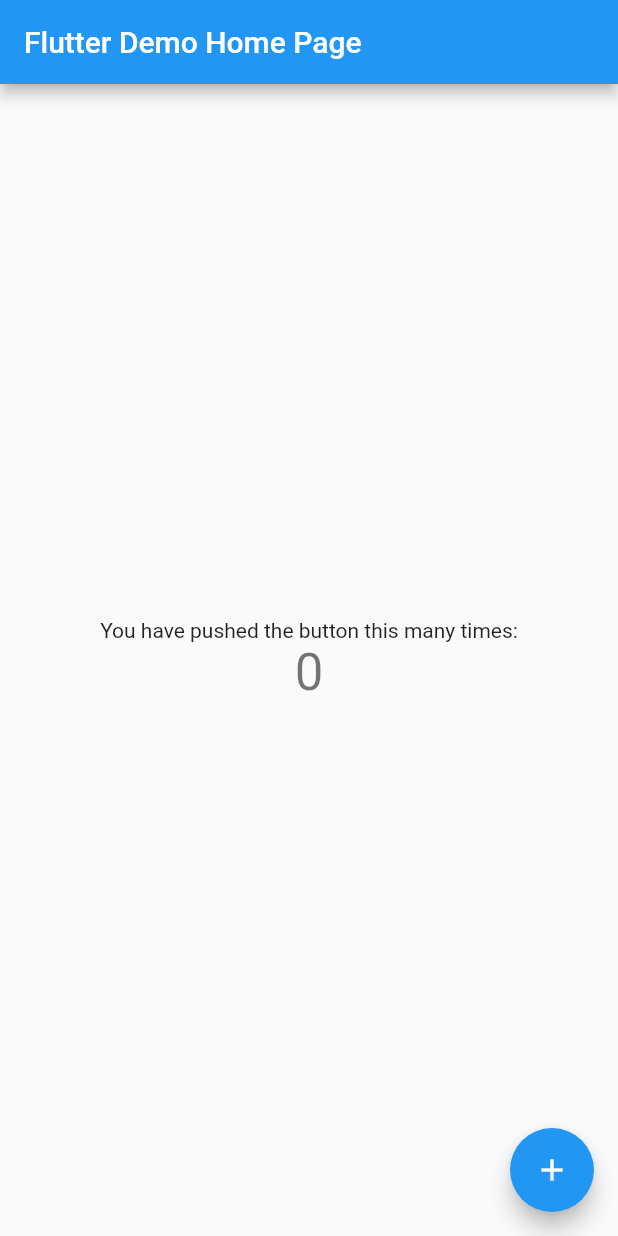
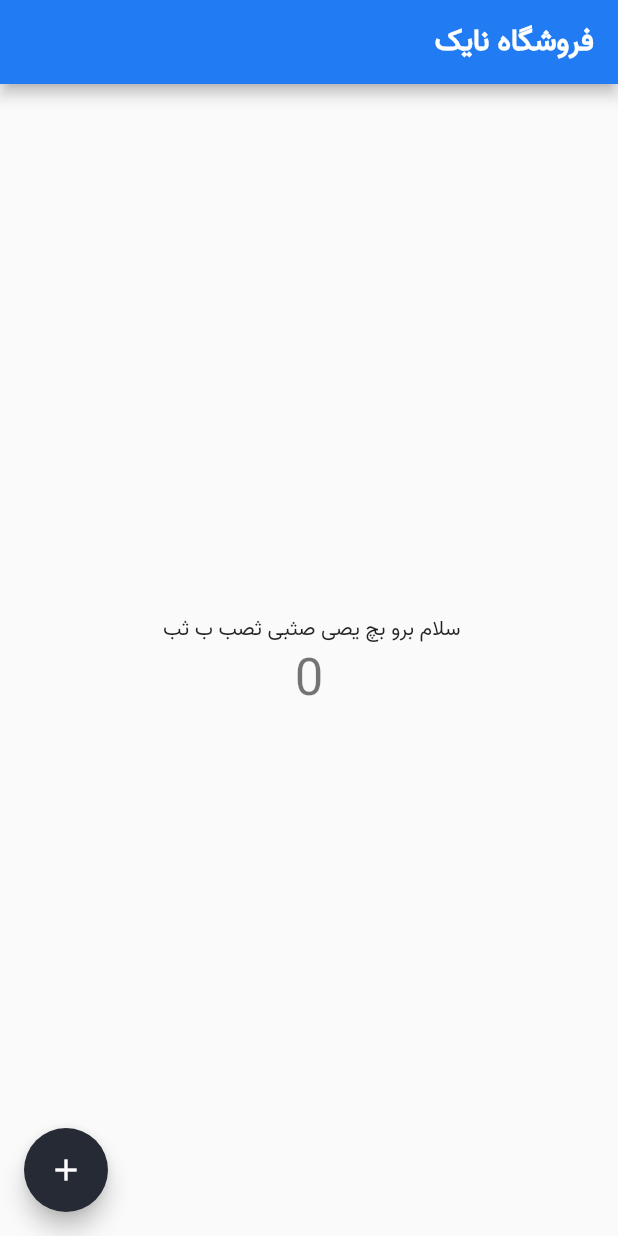
Before and after one commit to seyed-ali-hosseini-nasab/nike_ecommerce, a Flutter app: the screen it shows after launch, on a phone screen of 412 x 824 dp. Run offline on Flutter 3.47's test engine with Material 2 defaults, Android fonts, the phone set to English and light mode, and no system bars.

Commit message:
Add font and theme

```diff
--- a/lib/main.dart
+++ b/lib/main.dart
@@ -1,4 +1,5 @@
 import 'package:flutter/material.dart';
+import 'package:nike_ecommerce/theme.dart';
 
 void main() {
   runApp(const MyApp());
@@ -10,6 +11,7 @@
   // This widget is the root of your application.
   @override
   Widget build(BuildContext context) {
+    const defaultTextStyle = TextStyle(fontFamily: 'Vazir');
     return MaterialApp(
       title: 'Flutter Demo',
       theme: ThemeData(
@@ -22,9 +24,22 @@
         // or simply save your changes to "hot reload" in a Flutter IDE).
         // Notice that the counter didn't reset back to zero; the application
         // is not restarted.
-        primarySwatch: Colors.blue,
+        textTheme: TextTheme(
+          bodyText2: defaultTextStyle,
+          caption: defaultTextStyle.apply(
+              color: LightThemeColors.secondaryTextColor),
+          headline6: defaultTextStyle.copyWith(fontWeight: FontWeight.bold),
+        ),
+        colorScheme: const ColorScheme.light(
+          primary: LightThemeColors.primaryColor,
+          secondary: LightThemeColors.secondaryColor,
+          onSecondary: Colors.white,
+        ),
       ),
-      home: const MyHomePage(title: 'Flutter Demo Home Page'),
+      home: const Directionality(
+        textDirection: TextDirection.rtl,
+        child: MyHomePage(title: 'فروشگاه نایک'),
+      ),
     );
   }
 }
@@ -96,7 +111,7 @@
           mainAxisAlignment: MainAxisAlignment.center,
           children: <Widget>[
             const Text(
-              'You have pushed the button this many times:',
+              'سلام برو بچ یصی صثبی ثصب ب ثب ',
             ),
             Text(
               '$_counter',
--- /dev/null
+++ b/lib/theme.dart
@@ -0,0 +1,8 @@
+import 'dart:ui';
+
+class LightThemeColors{
+  static const primaryColor = Color(0xff217cf3);
+  static const secondaryColor = Color(0xff262a35);
+  static const primaryTextColor = Color(0xff262a35);
+  static const secondaryTextColor = Color(0xffb3b6be);
+}
```
Also changed, not shown: pubspec.yaml (+6 -11 lines), assets/fonts/Vazir-Bold.ttf (added), assets/fonts/Vazir-Regular.ttf (added).
